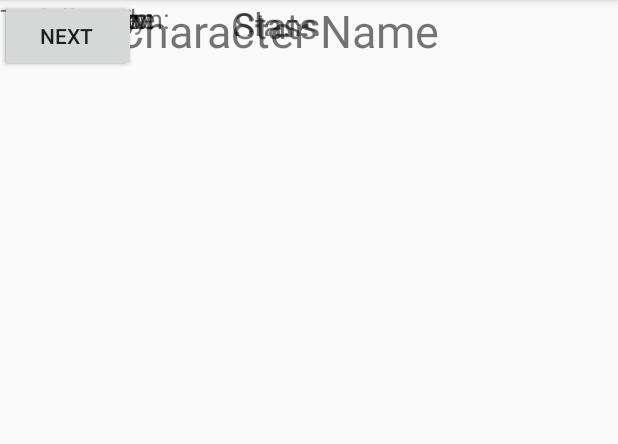
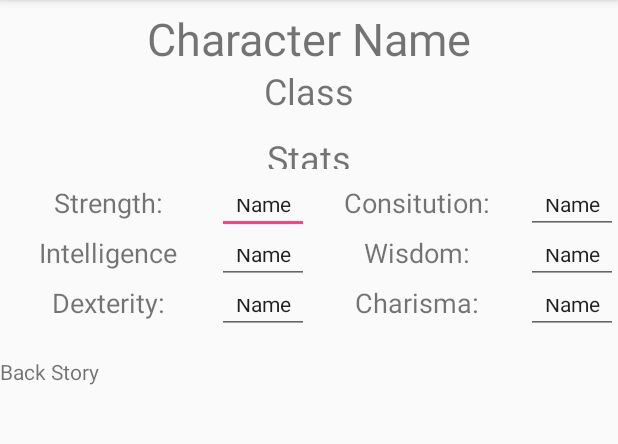
Before and after one commit to rizzahgrace/Android_FinalProject, an Android app: the ViewChar screen opened directly, with no data from a screen before it, on a phone screen of 412 x 824 dp, the part 84-528 px from its top. Run offline under Robolectric (Android 15) with nearby library versions, the phone set to English and light mode, and no system bars.

```diff
--- a/RPGLayout/app/src/main/res/layout/activity_view_char.xml
+++ b/RPGLayout/app/src/main/res/layout/activity_view_char.xml
@@ -7,9 +7,12 @@
     tools:context="com.example.julius.rpglayout.ViewChar">
 
     <TextView
-        android:id="@+id/textView23"
+        android:id="@+id/txt_vname"
         android:layout_width="370dp"
         android:layout_height="33dp"
+        android:layout_alignParentEnd="true"
+        android:layout_alignParentStart="true"
+        android:layout_marginTop="5dp"
         android:text="Character Name"
         android:textAlignment="center"
         android:textSize="30sp"
@@ -17,19 +20,13 @@
         tools:layout_editor_absoluteY="16dp" />
 
     <TextView
-        android:id="@+id/textView26"
+        android:id="@+id/textView28"
         android:layout_width="368dp"
         android:layout_height="24dp"
-        android:text="Class"
-        android:textAlignment="center"
-        android:textSize="24sp"
-        tools:layout_editor_absoluteX="8dp"
-        tools:layout_editor_absoluteY="57dp" />
-
-    <TextView
-        android:id="@+id/textView28"
-        android:layout_width="368dp"
-        android:layout_height="wrap_content"
+        android:layout_alignParentEnd="true"
+        android:layout_alignParentStart="true"
+        android:layout_below="@+id/txt_vclass"
+        android:layout_marginTop="15dp"
         android:text="Stats"
         android:textAlignment="center"
         android:textSize="24sp"
@@ -37,9 +34,49 @@
         tools:layout_editor_absoluteY="253dp" />
 
     <TextView
+        android:id="@+id/txt_vclass"
+        android:layout_width="match_parent"
+        android:layout_height="29dp"
+        android:layout_alignParentStart="true"
+        android:layout_below="@+id/txt_vname"
+        android:layout_marginTop="5dp"
+        android:text="Class"
+        android:textAlignment="center"
+        android:textSize="24sp"
+        tools:layout_editor_absoluteX="8dp"
+        tools:layout_editor_absoluteY="57dp" />
+
+    <LinearLayout
+        android:layout_width="match_parent"
+        android:layout_height="100dp"
+        android:layout_below="@+id/textView28"
+        android:layout_centerHorizontal="true"
+        android:layout_marginTop="10dp"
+        android:orientation="horizontal"
+        android:id="@+id/linearLayout2">
+
+        <LinearLayout
+            android:layout_width="match_parent"
+            android:layout_height="match_parent"
+            android:layout_weight="0.5"
+            android:orientation="vertical">
+
+            <LinearLayout
+                android:layout_width="match_parent"
+                android:layout_height="match_parent"
+                android:orientation="horizontal">
+
+                <LinearLayout
+                    android:layout_width="match_parent"
+                    android:layout_height="match_parent"
+                    android:layout_weight="0.3"
+                    android:orientation="vertical">
+
+                    <TextView
                         android:id="@+id/textView9"
-        android:layout_width="130dp"
-        android:layout_height="23dp"
+                        android:layout_width="match_parent"
+                        android:layout_height="0dp"
+                        android:layout_weight="1"
                         android:text="Strength:"
                         android:textAlignment="center"
                         android:textSize="18sp"
@@ -47,9 +84,100 @@
                         tools:layout_editor_absoluteY="298dp" />
 
                     <TextView
+                        android:id="@+id/textView15"
+                        android:layout_width="match_parent"
+                        android:layout_height="0dp"
+                        android:layout_weight="1"
+                        android:text="Intelligence"
+                        android:textAlignment="center"
+                        android:textSize="18sp"
+                        tools:layout_editor_absoluteX="201dp"
+                        tools:layout_editor_absoluteY="298dp" />
+
+                    <TextView
+                        android:id="@+id/textView13"
+                        android:layout_width="match_parent"
+                        android:layout_height="0dp"
+                        android:layout_weight="1"
+                        android:text="Dexterity:"
+                        android:textAlignment="center"
+                        android:textSize="18sp"
+                        tools:layout_editor_absoluteX="201dp"
+                        tools:layout_editor_absoluteY="371dp" />
+
+                </LinearLayout>
+
+                <LinearLayout
+                    android:layout_width="match_parent"
+                    android:layout_height="match_parent"
+                    android:layout_weight="0.7"
+                    android:orientation="vertical">
+
+                    <EditText
+                        android:id="@+id/txt_vstr"
+                        android:layout_width="match_parent"
+                        android:layout_height="0dp"
+                        android:layout_weight="1"
+                        android:ems="10"
+                        android:inputType="textPersonName"
+                        android:text="Name"
+                        android:textAlignment="center"
+                        android:textSize="14sp"
+                        tools:layout_editor_absoluteX="313dp"
+                        tools:layout_editor_absoluteY="294dp" />
+
+                    <EditText
+                        android:id="@+id/txt_vint"
+                        android:layout_width="match_parent"
+                        android:layout_height="0dp"
+                        android:layout_weight="1"
+                        android:ems="10"
+                        android:inputType="textPersonName"
+                        android:text="Name"
+                        android:textAlignment="center"
+                        android:textSize="14sp"
+                        tools:layout_editor_absoluteX="146dp"
+                        tools:layout_editor_absoluteY="294dp" />
+
+                    <EditText
+                        android:id="@+id/txt_vdex"
+                        android:layout_width="match_parent"
+                        android:layout_height="0dp"
+                        android:layout_weight="1"
+                        android:ems="10"
+                        android:inputType="textPersonName"
+                        android:text="Name"
+                        android:textAlignment="center"
+                        android:textSize="14sp"
+                        tools:layout_editor_absoluteX="146dp"
+                        tools:layout_editor_absoluteY="335dp" />
+                </LinearLayout>
+            </LinearLayout>
+
+        </LinearLayout>
+
+        <LinearLayout
+            android:layout_width="match_parent"
+            android:layout_height="match_parent"
+            android:layout_weight="0.5"
+            android:orientation="vertical">
+
+            <LinearLayout
+                android:layout_width="match_parent"
+                android:layout_height="match_parent"
+                android:orientation="horizontal">
+
+                <LinearLayout
+                    android:layout_width="match_parent"
+                    android:layout_height="match_parent"
+                    android:layout_weight="0.3"
+                    android:orientation="vertical">
+
+                    <TextView
                         android:id="@+id/textView"
-        android:layout_width="129dp"
-        android:layout_height="23dp"
+                        android:layout_width="match_parent"
+                        android:layout_height="0dp"
+                        android:layout_weight="1"
                         android:text="Consitution:"
                         android:textAlignment="center"
                         android:textSize="18sp"
@@ -57,61 +185,52 @@
                         tools:layout_editor_absoluteY="371dp" />
 
                     <TextView
-        android:id="@+id/textView15"
-        android:layout_width="115dp"
-        android:layout_height="24dp"
-        android:text="Intelligence"
+                        android:id="@+id/textView7"
+                        android:layout_width="match_parent"
+                        android:layout_height="0dp"
+                        android:layout_weight="1"
+                        android:text="Wisdom:"
                         android:textAlignment="center"
                         android:textSize="18sp"
-        tools:layout_editor_absoluteX="201dp"
-        tools:layout_editor_absoluteY="298dp" />
+                        tools:layout_editor_absoluteX="16dp"
+                        tools:layout_editor_absoluteY="335dp" />
 
                     <TextView
                         android:id="@+id/textView14"
-        android:layout_width="114dp"
-        android:layout_height="26dp"
+                        android:layout_width="match_parent"
+                        android:layout_height="0dp"
+                        android:layout_weight="1"
                         android:text="Charisma:"
                         android:textAlignment="center"
                         android:textSize="18sp"
                         tools:layout_editor_absoluteX="201dp"
                         tools:layout_editor_absoluteY="335dp" />
+                </LinearLayout>
 
-    <TextView
-        android:id="@+id/textView13"
-        android:layout_width="118dp"
-        android:layout_height="27dp"
-        android:text="Dexterity:"
-        android:textAlignment="center"
-        android:textSize="18sp"
-        tools:layout_editor_absoluteX="201dp"
-        tools:layout_editor_absoluteY="371dp" />
-
-    <TextView
-        android:id="@+id/textView7"
-        android:layout_width="129dp"
-        android:layout_height="26dp"
-        android:text="Dexterity:"
-        android:textAlignment="center"
-        android:textSize="18sp"
-        tools:layout_editor_absoluteX="16dp"
-        tools:layout_editor_absoluteY="335dp" />
+                <LinearLayout
+                    android:layout_width="match_parent"
+                    android:layout_height="match_parent"
+                    android:layout_weight="0.7"
+                    android:orientation="vertical">
 
                     <EditText
-        android:id="@+id/editText7"
-        android:layout_width="55dp"
-        android:layout_height="33dp"
+                        android:id="@+id/txt_vcon"
+                        android:layout_width="match_parent"
+                        android:layout_height="0dp"
+                        android:layout_weight="1"
                         android:ems="10"
                         android:inputType="textPersonName"
                         android:text="Name"
                         android:textAlignment="center"
                         android:textSize="14sp"
-        tools:layout_editor_absoluteX="313dp"
-        tools:layout_editor_absoluteY="335dp" />
+                        tools:layout_editor_absoluteX="146dp"
+                        tools:layout_editor_absoluteY="371dp" />
 
                     <EditText
-        android:id="@+id/editText9"
-        android:layout_width="55dp"
-        android:layout_height="33dp"
+                        android:id="@+id/txt_vwis"
+                        android:layout_width="match_parent"
+                        android:layout_height="0dp"
+                        android:layout_weight="1"
                         android:ems="10"
                         android:inputType="textPersonName"
                         android:text="Name"
@@ -121,83 +240,34 @@
                         tools:layout_editor_absoluteY="371dp" />
 
                     <EditText
-        android:id="@+id/editText10"
-        android:layout_width="55dp"
-        android:layout_height="33dp"
-        android:ems="10"
-        android:inputType="textPersonName"
-        android:text="Name"
-        android:textAlignment="center"
-        android:textSize="14sp"
-        tools:layout_editor_absoluteX="146dp"
-        tools:layout_editor_absoluteY="371dp" />
-
-    <EditText
-        android:id="@+id/editText11"
-        android:layout_width="55dp"
-        android:layout_height="33dp"
-        android:ems="10"
-        android:inputType="textPersonName"
-        android:text="Name"
-        android:textAlignment="center"
-        android:textSize="14sp"
-        tools:layout_editor_absoluteX="146dp"
-        tools:layout_editor_absoluteY="335dp" />
-
-    <EditText
-        android:id="@+id/editText12"
-        android:layout_width="55dp"
-        android:layout_height="33dp"
-        android:ems="10"
-        android:inputType="textPersonName"
-        android:text="Name"
-        android:textAlignment="center"
-        android:textSize="14sp"
-        tools:layout_editor_absoluteX="146dp"
-        tools:layout_editor_absoluteY="294dp" />
-
-    <EditText
-        android:id="@+id/editText8"
-        android:layout_width="55dp"
-        android:layout_height="33dp"
+                        android:id="@+id/txt_vcha"
+                        android:layout_width="match_parent"
+                        android:layout_height="0dp"
+                        android:layout_weight="1"
                         android:ems="10"
                         android:inputType="textPersonName"
                         android:text="Name"
                         android:textAlignment="center"
                         android:textSize="14sp"
                         tools:layout_editor_absoluteX="313dp"
-        tools:layout_editor_absoluteY="294dp" />
-    <Button
-        android:id="@+id/button"
+                        tools:layout_editor_absoluteY="335dp" />
+                </LinearLayout>
+
+            </LinearLayout>
+
+        </LinearLayout>
+    </LinearLayout>
+
+    <TextView
+        android:id="@+id/txt_bstory"
         android:layout_width="wrap_content"
         android:layout_height="wrap_content"
-        android:text="Previous"
-        tools:layout_editor_absoluteX="81dp"
-        tools:layout_editor_absoluteY="434dp" />
-
-    <Button
-        android:id="@+id/btn_nextr"
-        android:layout_width="wrap_content"
-        android:layout_height="wrap_content"
-        android:text="Next"
-        tools:layout_editor_absoluteX="199dp"
-        tools:layout_editor_absoluteY="434dp" />
-
-    <ScrollView
-        android:layout_width="308dp"
-        android:layout_height="149dp"
-        tools:layout_editor_absoluteX="38dp"
-        tools:layout_editor_absoluteY="91dp">
-
-        <TextView
-            android:id="@+id/textView27"
-            android:layout_width="304dp"
-            android:layout_height="117dp"
-            android:text="TextView"
-            android:textSize="18sp"
-            tools:layout_editor_absoluteX="26dp"
-            tools:layout_editor_absoluteY="81dp" />
-    </ScrollView>
+        android:layout_alignParentBottom="true"
+        android:layout_alignParentEnd="true"
+        android:layout_alignParentStart="true"
+        android:layout_below="@+id/linearLayout2"
+        android:layout_marginTop="15dp"
+        android:text="Back Story" />
 
 
 </RelativeLayout>
```
Lines whose indentation alone changed are shown as unchanged.
